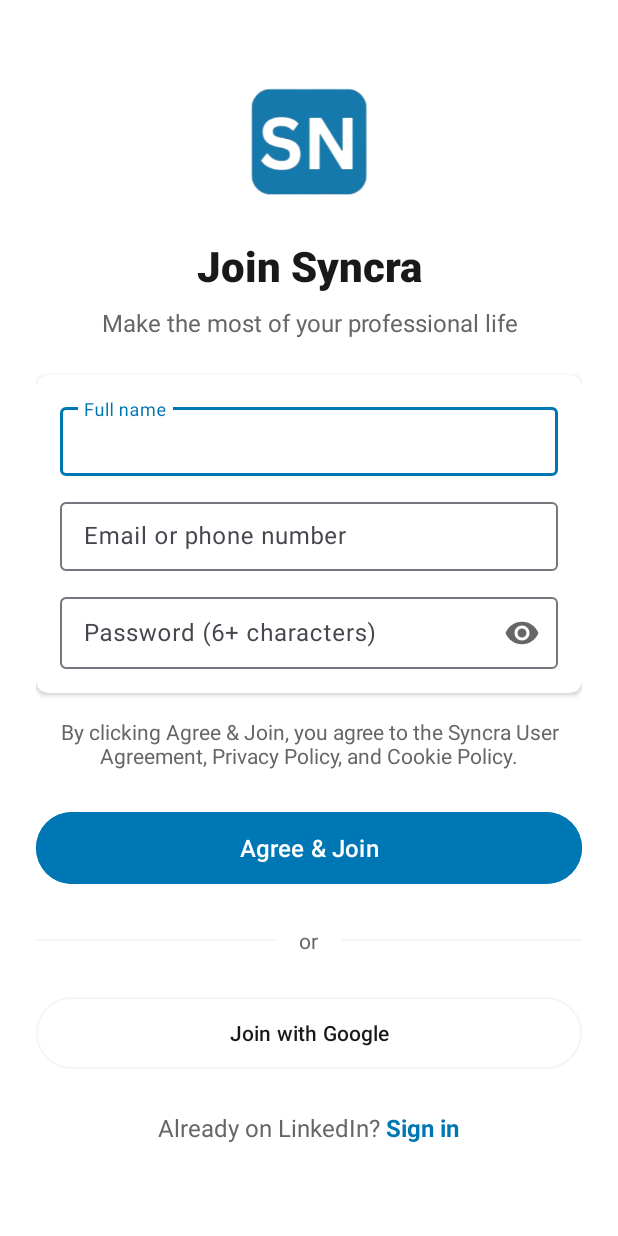
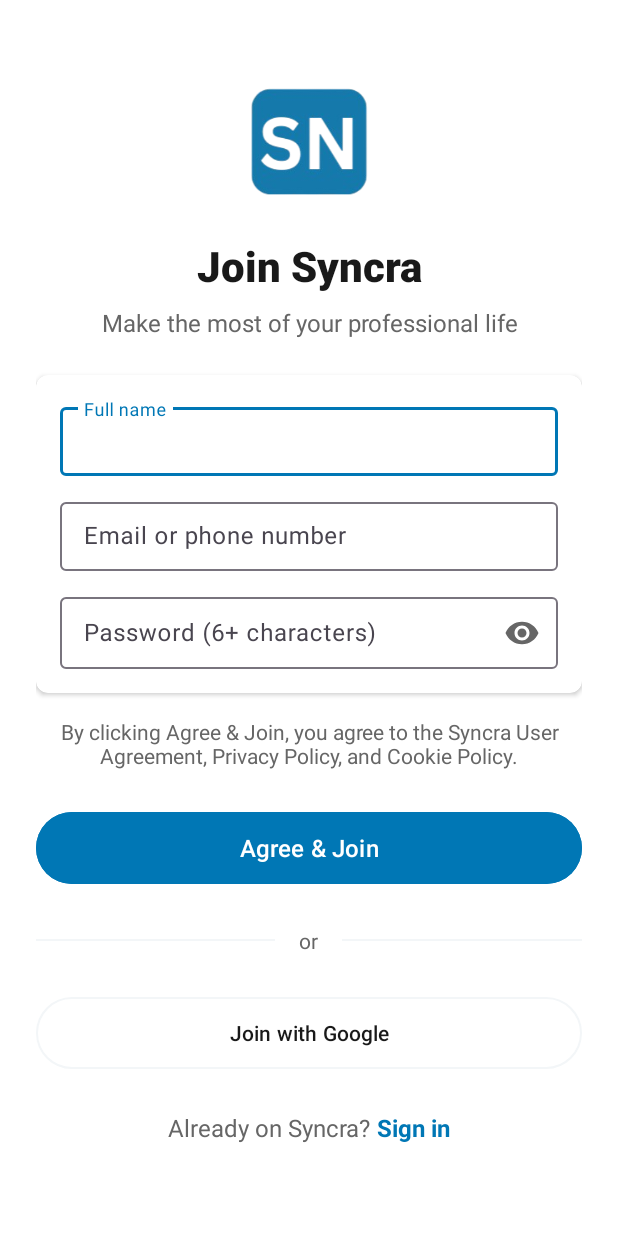
Before and after one commit to Mayuushi/IT342-Syncra, an Android app: the RegisterActivity screen opened directly, with no data from a screen before it, on a phone screen of 412 x 824 dp. Run offline under Robolectric (Android 15) with nearby library versions, the phone set to English and light mode, and no system bars; our stand-ins replace CircleImageView; libraries missing offline, so code that uses them is left out: com.edu.cit.

Commit message:
Changed unnecessary text

```diff
--- a/frontend-mobile/app/src/main/res/layout/activity_register.xml
+++ b/frontend-mobile/app/src/main/res/layout/activity_register.xml
@@ -202,7 +202,7 @@
                 <TextView
                     android:layout_width="wrap_content"
                     android:layout_height="wrap_content"
-                    android:text="Already on LinkedIn? "
+                    android:text="Already on Syncra? "
                     android:textColor="@color/linkedin_medium_text"
                     android:textSize="16sp" />
 
```
